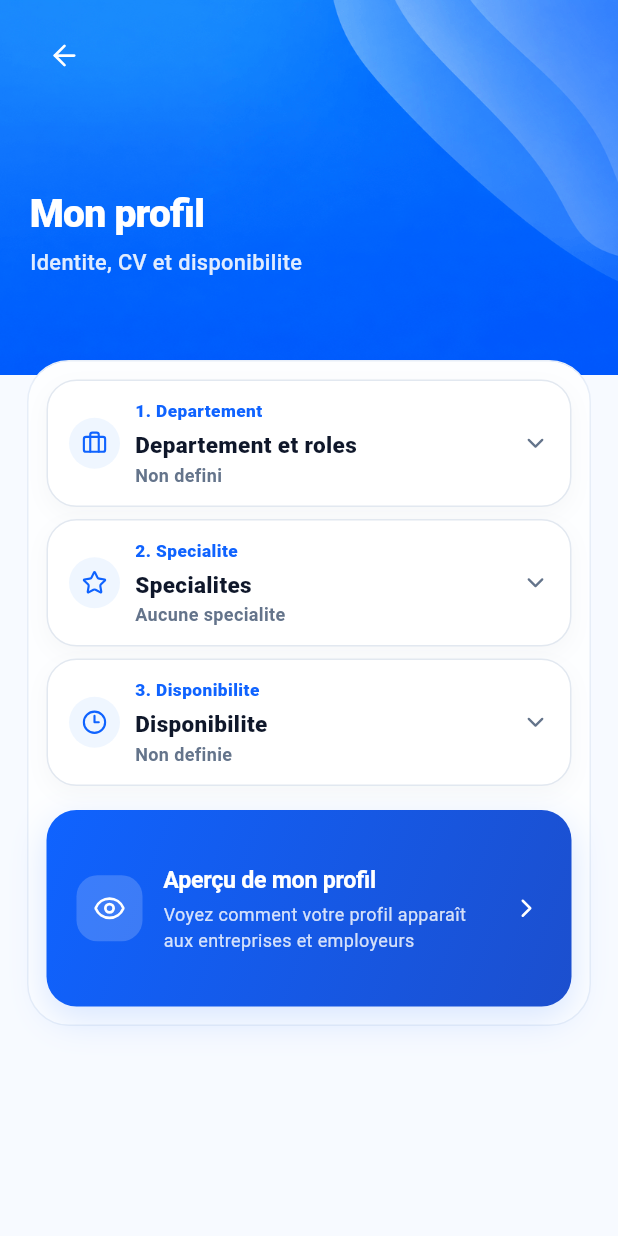
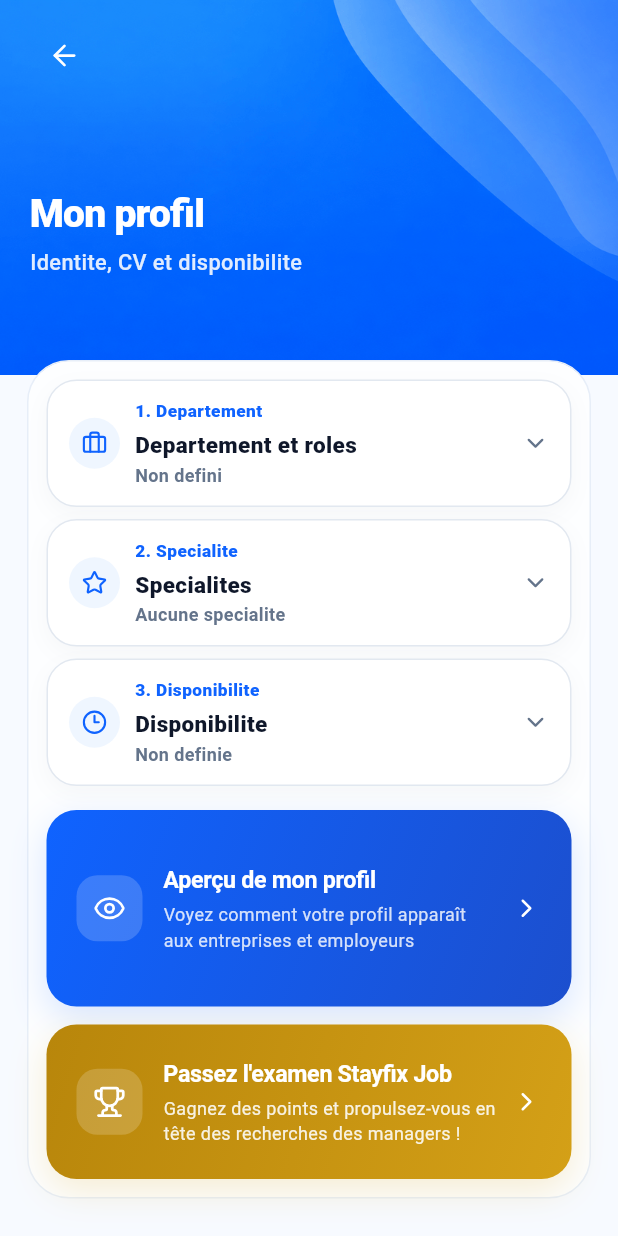
Before and after one commit to SeifELIslam-c/Stayfixjob, a Flutter app: the ProfileScreen screen opened directly, on a phone screen of 412 x 824 dp. Run offline on Flutter 3.47's test engine with Material 3 defaults, Android fonts, the phone set to English and light mode, and no system bars; our stand-ins replace audioplayers, camera, cloud_firestore, firebase_auth, firebase_core, flutter_animate and 15 more; missing offline and left inert: file_selector, pdfx, record; accounts and stored records are empty.

Commit message:
Fix video story, conseil chips, exam card, and intervenant profile
- Story viewer: replace placeholder with real VideoPlayerController.networkUrl so video stories actually play; progress bar syncs to video duration; tap-hold pauses video
- Conseil card: remove 'Activez les notifications' chip (5 chips now)
- Profile completion page: add gold exam card 'Passez l examen Stayfix Job' with points/visibility hook, shows coming-soon snack on tap
- IntervenantProfileScreen: fix hero image path (assets/ -> lib/assets/); register interventfilterheroimg.webp in pubspec; remove notification bell icon; _AvailabilityBadge always shows green 'Disponible' dot; clean up unused isAvailable/onBell params

Co-Authored-By: Claude Sonnet 4.6 <noreply@anthropic.com>

```diff
--- a/lib/screens/profile_screen.dart
+++ b/lib/screens/profile_screen.dart
@@ -4231,6 +4231,79 @@ class _ProfileScreenState extends State<ProfileScreen> {
     );
   }
 
+  Widget _buildExamCard() {
+    return GestureDetector(
+      onTap: () => ScaffoldMessenger.of(context).showSnackBar(
+        SnackBar(
+          content: const Text('Examen Stayfix Job — bientôt disponible !'),
+          backgroundColor: const Color(0xFFB8860B),
+          behavior: SnackBarBehavior.floating,
+          shape: RoundedRectangleBorder(borderRadius: BorderRadius.circular(14)),
+        ),
+      ),
+      child: Container(
+        width: double.infinity,
+        padding: const EdgeInsets.symmetric(horizontal: 20, vertical: 22),
+        decoration: BoxDecoration(
+          gradient: const LinearGradient(
+            colors: [Color(0xFFB8860B), Color(0xFFD4A017)],
+            begin: Alignment.topLeft,
+            end: Alignment.bottomRight,
+          ),
+          borderRadius: BorderRadius.circular(20),
+          boxShadow: const [
+            BoxShadow(
+              color: Color(0x30D4A017),
+              blurRadius: 20,
+              offset: Offset(0, 8),
+            ),
+          ],
+        ),
+        child: Row(
+          children: [
+            Container(
+              width: 44,
+              height: 44,
+              decoration: BoxDecoration(
+                color: Colors.white.withValues(alpha: 0.18),
+                borderRadius: BorderRadius.circular(14),
+              ),
+              child: const Icon(LucideIcons.trophy, color: Colors.white, size: 22),
+            ),
+            const SizedBox(width: 14),
+            Expanded(
+              child: Column(
+                crossAxisAlignment: CrossAxisAlignment.start,
+                children: [
+                  const Text(
+                    'Passez l\'examen Stayfix Job',
+                    style: TextStyle(
+                      color: Colors.white,
+                      fontSize: 15.5,
+                      fontWeight: FontWeight.w700,
+                      letterSpacing: -0.2,
+                    ),
+                  ),
+                  const SizedBox(height: 3),
+                  Text(
+                    'Gagnez des points et propulsez-vous en tête des recherches des managers !',
+                    style: TextStyle(
+                      color: Colors.white.withValues(alpha: 0.88),
+                      fontSize: 12,
+                      height: 1.4,
+                    ),
+                  ),
+                ],
+              ),
+            ),
+            const SizedBox(width: 10),
+            const Icon(LucideIcons.chevronRight, color: Colors.white, size: 20),
+          ],
+        ),
+      ),
+    );
+  }
+
   @override
   Widget build(BuildContext context) {
     return Scaffold(
@@ -4306,6 +4379,8 @@ class _ProfileScreenState extends State<ProfileScreen> {
                                     if (widget.completionMode) ...[
                                       const SizedBox(height: 16),
                                       _buildApercuButton(),
+                                      const SizedBox(height: 12),
+                                      _buildExamCard(),
                                     ],
                                   ],
                                 ),
--- a/pubspec.yaml
+++ b/pubspec.yaml
@@ -76,3 +76,4 @@ flutter:
     - lib/assets/disponibiliteheroimg.png
     - lib/assets/settingsheroimg.png
     - lib/assets/stayfixjob_chat_background_dark_doodle.png
+    - lib/assets/interventfilterheroimg.webp
```
Also changed, not shown: lib/screens/home_screen.dart (+45 -25 lines), lib/screens/intervenant_profile_screen.dart (+9 -31 lines), lib/assets/interventfilterheroimg.webp (added).
